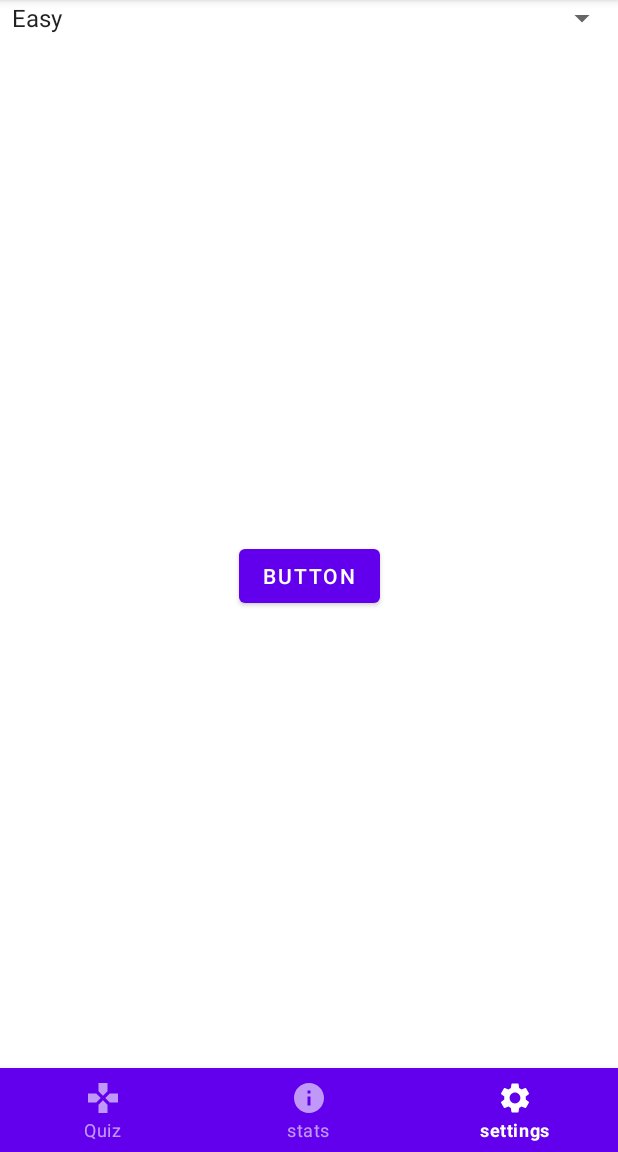
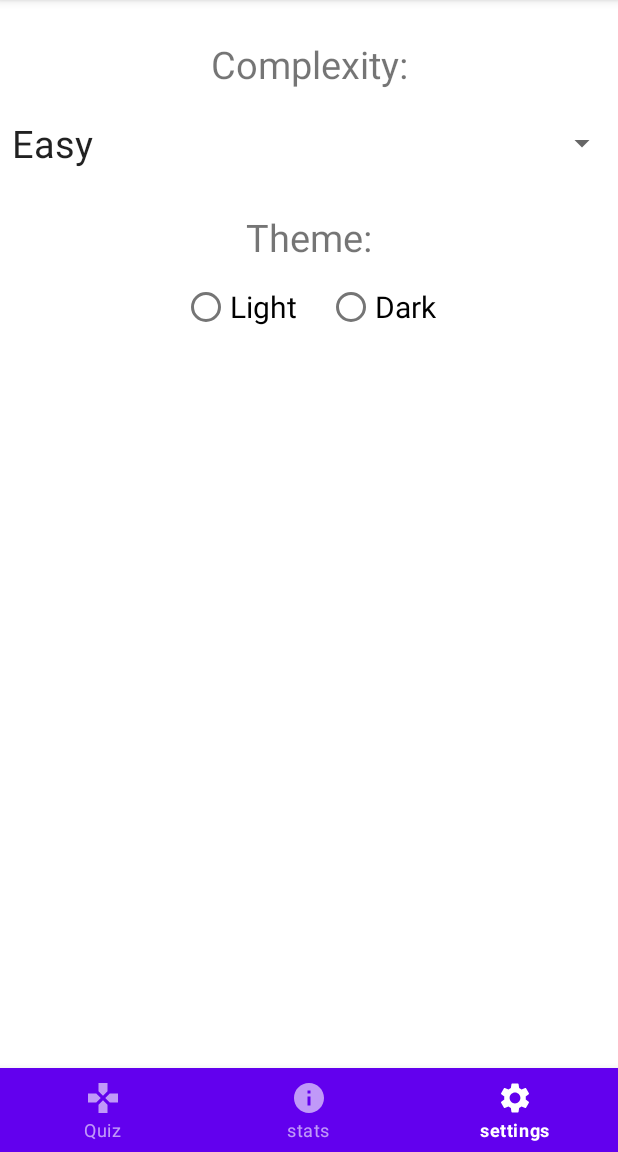
Before and after one commit to Slava0271/lesson3, an Android app: the screen it shows after launch (MainActivity), item 3 of the bottom bar chosen, on a phone screen of 412 x 824 dp, the part 84-1236 px from its top. Run offline under Robolectric (Android 15) with nearby library versions, the phone set to English and light mode, and no system bars.

Commit message:
work with settings fragment

```diff
--- a/app/src/main/java/com/example/lesson3/MainActivity.kt
+++ b/app/src/main/java/com/example/lesson3/MainActivity.kt
@@ -23,13 +23,15 @@ class MainActivity : AppCompatActivity() {
         bottom_navigation.setOnNavigationItemSelectedListener { item ->
 
             when (item.itemId) {
-                R.id.page_3->{
-                Toast.makeText(this, "test3", Toast.LENGTH_SHORT).show()
+                R.id.page_3 -> {
+                    Toast.makeText(this, "test3", Toast.LENGTH_SHORT).show()
                     change()
                 }
-                R.id.page_2->
+                R.id.page_2 -> {
                     Toast.makeText(this, "test2", Toast.LENGTH_SHORT).show()
-                R.id.page_1->
+                    change1()
+                }
+                R.id.page_1 ->
                     Toast.makeText(this, "test1", Toast.LENGTH_SHORT).show()
 
 
@@ -46,6 +48,19 @@ class MainActivity : AppCompatActivity() {
         val fragmentFirst: Fragment = BlankFragment()
         val fragmentManager: FragmentManager = supportFragmentManager
         val fragmentTransaction: FragmentTransaction = fragmentManager.beginTransaction()
+        fragmentTransaction.hide(fragmentFirst)
+        fragmentTransaction.replace(R.id.fragment, fragment)
+        fragmentTransaction.hide(fragmentFirst)
+        fragmentTransaction.commit()
+
+    }
+
+    private fun change1() {
+        val fragment: Fragment = BlankFragment2()
+        val fragmentFirst: Fragment = Settings()
+        val fragmentManager: FragmentManager = supportFragmentManager
+        val fragmentTransaction: FragmentTransaction = fragmentManager.beginTransaction()
+        fragmentTransaction.hide(fragmentFirst)
         fragmentTransaction.replace(R.id.fragment, fragment)
         fragmentTransaction.hide(fragmentFirst)
         fragmentTransaction.commit()
@@ -76,7 +91,4 @@ class MainActivity : AppCompatActivity() {
     }
 
 
-
-
-
 }
--- a/app/src/main/res/layout/quiz_blank.xml
+++ b/app/src/main/res/layout/quiz_blank.xml
@@ -5,14 +5,4 @@
     android:layout_width="match_parent"
     android:layout_height="match_parent"
     tools:context=".BlankFragment">
-
-    <Button
-        android:id="@+id/button"
-        android:layout_width="wrap_content"
-        android:layout_height="wrap_content"
-        android:text="Button"
-        app:layout_constraintBottom_toBottomOf="parent"
-        app:layout_constraintEnd_toEndOf="parent"
-        app:layout_constraintStart_toStartOf="parent"
-        app:layout_constraintTop_toTopOf="parent" />
 </androidx.constraintlayout.widget.ConstraintLayout>
--- a/app/src/main/res/layout/settings_blank.xml
+++ b/app/src/main/res/layout/settings_blank.xml
@@ -7,12 +7,65 @@
     tools:context=".Settings">
 
 
-    <Spinner
-        android:id="@+id/planets_spinner"
-        android:layout_width="match_parent"
+    <TextView
+        android:id="@+id/textView2"
+        android:layout_width="wrap_content"
         android:layout_height="wrap_content"
+        android:layout_marginTop="25dp"
+        android:text="@string/complexity"
+        android:textSize="25sp"
         app:layout_constraintEnd_toEndOf="parent"
         app:layout_constraintStart_toStartOf="parent"
         app:layout_constraintTop_toTopOf="parent" />
 
+    <Spinner
+        android:id="@+id/planets_spinner"
+        android:layout_width="match_parent"
+        android:layout_height="60dp"
+        android:layout_marginTop="5dp"
+        app:layout_constraintEnd_toEndOf="parent"
+        app:layout_constraintHorizontal_bias="0.0"
+        app:layout_constraintStart_toStartOf="parent"
+        app:layout_constraintTop_toBottomOf="@+id/textView2" />
+
+    <TextView
+        android:id="@+id/textView3"
+        android:layout_width="wrap_content"
+        android:layout_height="wrap_content"
+        android:layout_marginTop="15dp"
+        android:text="@string/theme"
+        android:textSize="25sp"
+        app:layout_constraintEnd_toEndOf="parent"
+        app:layout_constraintStart_toStartOf="parent"
+        app:layout_constraintTop_toBottomOf="@+id/planets_spinner" />
+
+    <RadioGroup
+        android:layout_width="wrap_content"
+        android:layout_height="wrap_content"
+        android:layout_marginStart="10dp"
+        android:layout_marginTop="5dp"
+        android:layout_marginEnd="10dp"
+        android:orientation="horizontal"
+        app:layout_constraintEnd_toEndOf="parent"
+        app:layout_constraintStart_toStartOf="parent"
+        app:layout_constraintTop_toBottomOf="@+id/textView3">
+
+        <RadioButton
+            android:id="@+id/radioButton"
+            android:textSize="20sp"
+            android:layout_width="match_parent"
+            android:layout_height="wrap_content"
+            android:layout_marginEnd="10sp"
+            android:text="@string/light" />
+
+        <RadioButton
+            android:id="@+id/radioButton2"
+            android:textSize="20sp"
+            android:layout_width="match_parent"
+            android:layout_height="wrap_content"
+            android:layout_marginStart="10sp"
+            android:text="@string/dark" />
+
+    </RadioGroup>
+
 </androidx.constraintlayout.widget.ConstraintLayout>
--- a/app/src/main/res/layout/spinner_dropdown.xml
+++ b/app/src/main/res/layout/spinner_dropdown.xml
@@ -20,6 +20,7 @@
 <CheckedTextView xmlns:android="http://schemas.android.com/apk/res/android"
     android:id="@android:id/text1"
     style="?android:attr/spinnerDropDownItemStyle"
+    android:textSize="25sp"
     android:singleLine="true"
     android:layout_width="match_parent"
     android:layout_height="match_parent"
--- a/app/src/main/res/layout/spinner_item.xml
+++ b/app/src/main/res/layout/spinner_item.xml
@@ -20,6 +20,7 @@
 <TextView xmlns:android="http://schemas.android.com/apk/res/android"
     android:id="@android:id/text1"
     style="?android:attr/spinnerItemStyle"
+    android:textSize="25sp"
     android:singleLine="true"
     android:layout_width="match_parent"
     android:layout_height="wrap_content"
--- a/app/src/main/res/values/strings.xml
+++ b/app/src/main/res/values/strings.xml
@@ -8,6 +8,10 @@
     <string name="news">" news"</string>
     <string name="quiz">Quiz</string>
     <string name="stats">stats</string>
-    <string name="settings">settings</string>>
+    <string name="settings">settings</string>
+    <string name="complexity">Complexity:</string>
+    <string name="light">Light</string>
+    <string name="dark">Dark</string>
+    <string name="theme">Theme:</string>>
 
 </resources>
```
